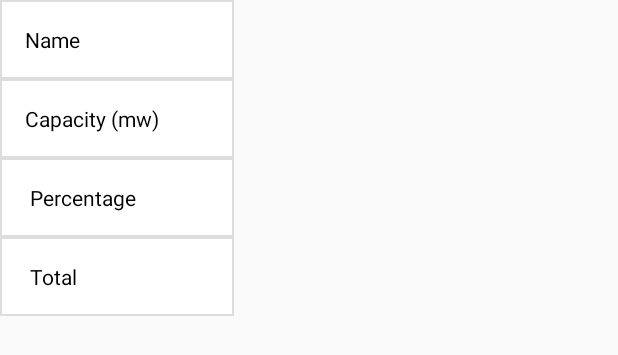
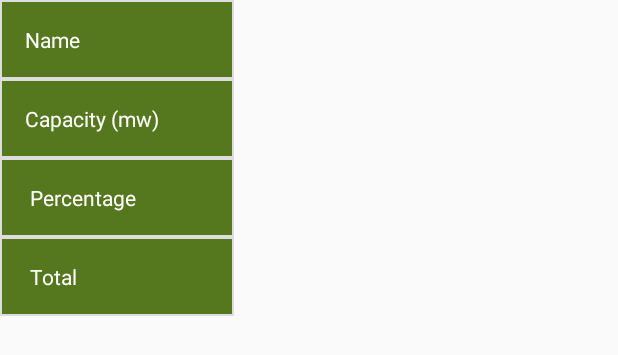
Before and after one commit to azadbasis/SREDA, an Android app: the layout headar_electricity_chart.xml on its own in the app's theme, with its tools: preview values and no code run, on a phone screen of 412 x 824 dp. Shown: the top 355 px of the screen. Run offline under Robolectric (Android 15) with nearby library versions, the phone set to English and light mode, and no system bars.

Commit message:
Pie title bg color

```diff
--- /dev/null
+++ b/app/src/main/res/drawable/tv_bg_title.xml
@@ -0,0 +1,21 @@
+<?xml version="1.0" encoding="utf-8"?>
+<shape xmlns:android="http://schemas.android.com/apk/res/android"
+    android:shape="rectangle" >
+
+    <!-- View background color -->
+    <solid
+        android:color="@color/colorPrimaryDark" >
+    </solid>
+
+    <!-- View border color and width -->
+    <stroke
+        android:width="1dp"
+        android:color="#DDDDDD" >
+    </stroke>
+
+    <!-- The radius makes the corners rounded -->
+    <corners
+        android:radius="0dp"   >
+    </corners>
+
+</shape>
--- a/app/src/main/res/layout/headar_electricity_chart.xml
+++ b/app/src/main/res/layout/headar_electricity_chart.xml
@@ -9,38 +9,38 @@
         android:layout_width="match_parent"
         android:layout_height="wrap_content"
         android:padding="@dimen/_13sdp"
-        android:textColor="@color/black"
+        android:textColor="@color/white"
         android:text="Name"
         android:gravity="left"
-        android:background="@drawable/tv_bg"/>
+        android:background="@drawable/tv_bg_title"/>
 
     <TextView
         android:layout_width="match_parent"
         android:layout_height="wrap_content"
         android:padding="@dimen/_13sdp"
-        android:textColor="@color/black"
+        android:textColor="@color/white"
         android:text="Capacity (mw)"
         android:gravity="left"
-        android:background="@drawable/tv_bg"/>
+        android:background="@drawable/tv_bg_title"/>
 
     <TextView
         android:id="@+id/textView2"
         android:layout_width="match_parent"
         android:layout_height="wrap_content"
-        android:background="@drawable/tv_bg"
+        android:background="@drawable/tv_bg_title"
         android:gravity="left"
         android:padding="@dimen/_13sdp"
         android:text="	Percentage"
-        android:textColor="@color/black" />
+        android:textColor="@color/white" />
     <TextView
         android:id="@+id/textView12"
         android:layout_width="match_parent"
         android:layout_height="wrap_content"
-        android:background="@drawable/tv_bg"
+        android:background="@drawable/tv_bg_title"
         android:gravity="left"
         android:padding="@dimen/_13sdp"
         android:text="	Total"
-        android:textColor="@color/black" />
+        android:textColor="@color/white" />
 
 
 </LinearLayout>
--- a/app/src/main/res/layout/pie_data_dialogue.xml
+++ b/app/src/main/res/layout/pie_data_dialogue.xml
@@ -7,10 +7,10 @@
 
     <LinearLayout
         android:layout_centerInParent="true"
-        android:layout_width="@dimen/_250sdp"
+        android:layout_width="@dimen/_180sdp"
         android:orientation="vertical"
         android:gravity="center"
-        android:layout_height="@dimen/_100sdp"
+        android:layout_height="@dimen/_80sdp"
         android:background="@drawable/border_bg"
         >
 
```
Also changed, not shown: app/src/main/res/layout/headar_regeneration_chart.xml (+8 -9 lines).
